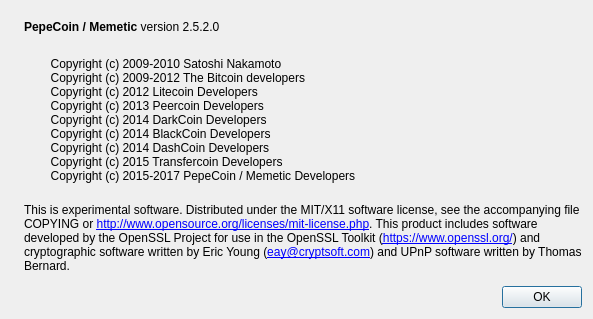
Above: src/qt/forms/aboutdialog.ui from projectmemetic/pepecoin before the change. Below: the same form after it.
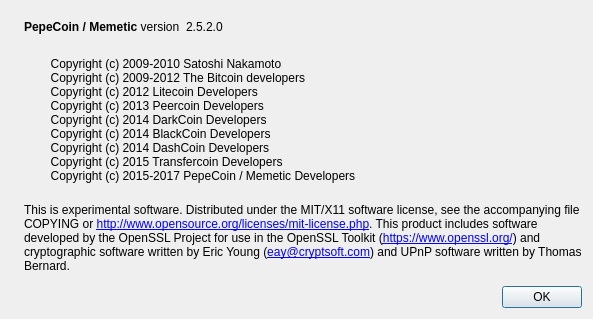
That is the form after the change. Icons and pictures are not drawn.

Commit message: QT about dialog update

Diff of the .ui file:
```diff
--- a/src/qt/forms/aboutdialog.ui
+++ b/src/qt/forms/aboutdialog.ui
@@ -50,7 +50,7 @@
           <cursorShape>IBeamCursor</cursorShape>
          </property>
          <property name="text">
-          <string>&lt;html&gt;&lt;head/&gt;&lt;body&gt;&lt;p&gt;&lt;span style=&quot; font-weight:600;&quot;&gt;PepeCoin / Memetic &lt;/span&gt;version 2.5.2.0&lt;/p&gt;&lt;/body&gt;&lt;/html&gt;</string>
+          <string>&lt;html&gt;&lt;head/&gt;&lt;body&gt;&lt;p&gt;&lt;span style=&quot; font-weight:600;&quot;&gt;PepeCoin / Memetic &lt;/span&gt;version&lt;/p&gt;&lt;/body&gt;&lt;/html&gt;</string>
          </property>
          <property name="textInteractionFlags">
           <set>Qt::LinksAccessibleByMouse|Qt::TextSelectableByKeyboard|Qt::TextSelectableByMouse</set>
@@ -63,7 +63,7 @@
           <cursorShape>IBeamCursor</cursorShape>
          </property>
          <property name="text">
-          <string notr="true">       </string>
+          <string notr="true">2.5.2.0</string>
          </property>
          <property name="textInteractionFlags">
           <set>Qt::LinksAccessibleByMouse|Qt::TextSelectableByKeyboard|Qt::TextSelectableByMouse</set>
```
